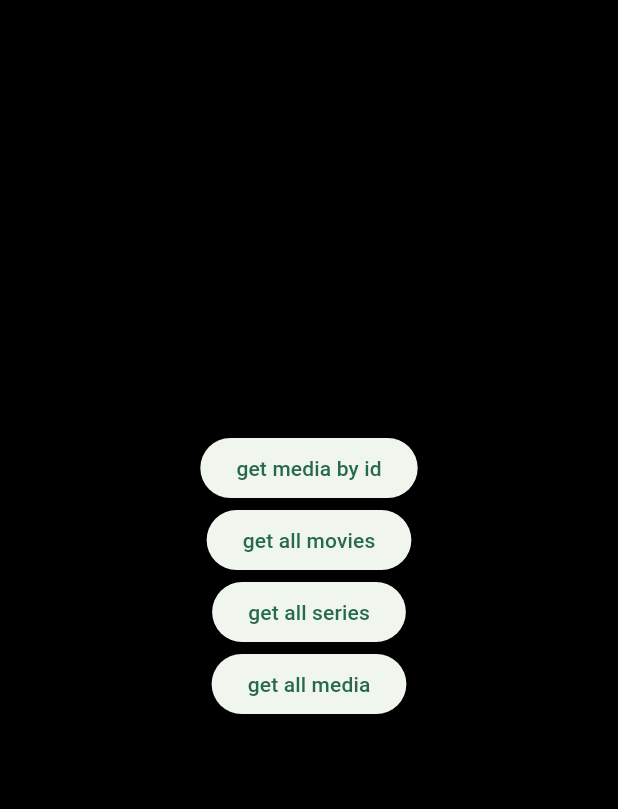
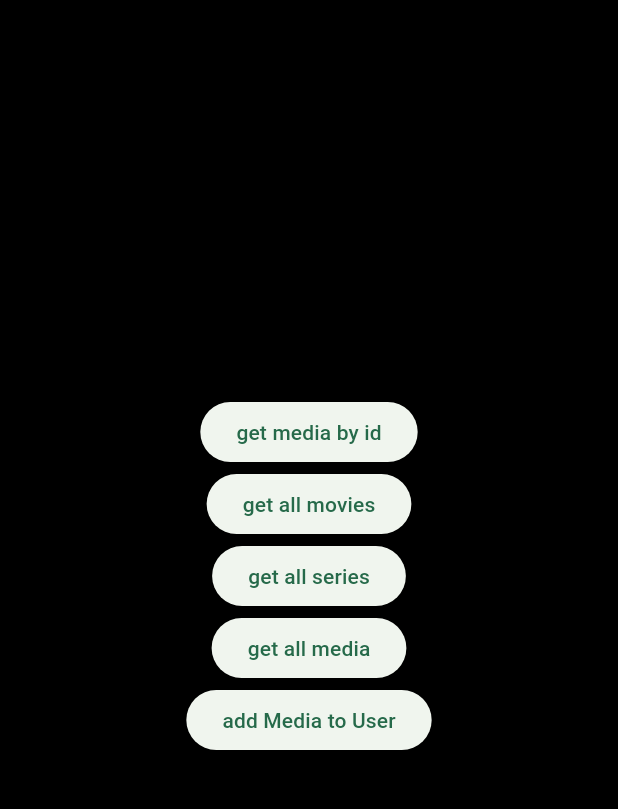
Before and after one commit to Movielingo/movielingo_app, a Flutter app: the screen it shows once a user with an empty profile is signed in, on a phone screen of 412 x 824 dp, the part 84-893 px from its top. Run offline on Flutter 3.47's test engine with Material 2 defaults, Android fonts, the phone set to English and light mode, and no system bars; our stand-ins replace cloud_firestore, firebase_auth, firebase_core, logger; accounts and stored records are empty.

Commit message:
feat(home): init addMediaToUser at home

```diff
--- a/lib/screens/home/home.dart
+++ b/lib/screens/home/home.dart
@@ -1,5 +1,7 @@
+import 'package:firebase_auth/firebase_auth.dart';
 import 'package:flutter/material.dart';
 import 'package:movielingo_app/services/auth.dart';
+import 'package:movielingo_app/services/user_media_service.dart';
 
 import '../../services/media_service.dart';
 
@@ -7,6 +9,7 @@ class Home extends StatelessWidget {
   Home({super.key});
 
   final AuthService _auth = AuthService();
+  final FirebaseAuth _user = FirebaseAuth.instance;
 
   void onPushGetMovieById() {
     getMediaById('EnglishMedia', 'rcSnGoKIurMUB6AG2Rio');
@@ -22,6 +25,11 @@ class Home extends StatelessWidget {
 
   void onPushGetAllMedia() {
     getAllMedia('EnglishMedia', null, 'harry potter');
+  }
+
+  void onPushAddMediaToUser() {
+    String userId = _user.currentUser?.uid ?? '';
+    addMediaToUser(userId, 'EnglishMedia', '5OufgApSdRJIqtYDgNdL', 0);
   }
 
   @override
@@ -68,7 +76,10 @@ class Home extends StatelessWidget {
             ElevatedButton(
               onPressed: onPushGetAllMedia,
               child: const Text('get all media'),
-            )
+            ),
+            ElevatedButton(
+                onPressed: onPushAddMediaToUser,
+                child: const Text('add Media to User'))
           ],
         ),
       ),
```
